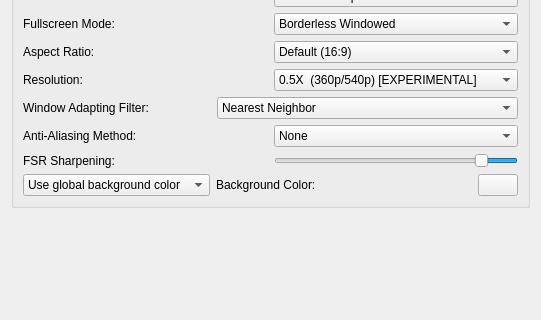
The window that src/yuzu/configuration/configure_graphics.ui (Kryptuq/Yuzu-Early-Access-files) describes before a commit, drawn with Qt 5; both pictures show x 0 to 541 and y 258 to 578 of the 541 by 759 pixel window.
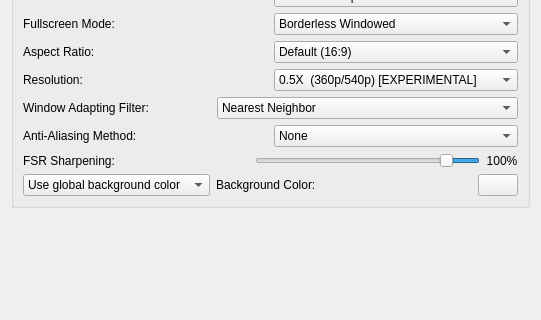
The same window after the commit.

Diff of the .ui file:
```diff
--- a/src/yuzu/configuration/configure_graphics.ui
+++ b/src/yuzu/configuration/configure_graphics.ui
@@ -152,6 +152,12 @@
      </item>
      <item>
       <widget class="QGroupBox" name="groupBox">
+       <property name="maximumSize">
+        <size>
+         <width>16777215</width>
+         <height>16777215</height>
+        </size>
+       </property>
        <property name="title">
         <string>Graphics Settings</string>
        </property>
@@ -486,6 +492,12 @@
           <property name="enabled">
            <bool>true</bool>
           </property>
+          <property name="sizePolicy">
+           <sizepolicy hsizetype="Preferred" vsizetype="Preferred">
+            <horstretch>0</horstretch>
+            <verstretch>0</verstretch>
+           </sizepolicy>
+          </property>
           <layout class="QHBoxLayout" name="horizontalLayout">
            <property name="spacing">
             <number>6</number>
@@ -515,7 +527,7 @@
            <item>
             <widget class="QSlider" name="fsr_sharpening_slider">
              <property name="sizePolicy">
-              <sizepolicy hsizetype="Preferred" vsizetype="Fixed">
+              <sizepolicy hsizetype="Preferred" vsizetype="Preferred">
                <horstretch>0</horstretch>
                <verstretch>0</verstretch>
               </sizepolicy>
@@ -534,6 +546,28 @@
              </property>
             </widget>
            </item>
+           <item>
+            <widget class="QLabel" name="fsr_sharpening_value">
+             <property name="sizePolicy">
+              <sizepolicy hsizetype="Fixed" vsizetype="Preferred">
+               <horstretch>0</horstretch>
+               <verstretch>0</verstretch>
+              </sizepolicy>
+             </property>
+             <property name="minimumSize">
+              <size>
+               <width>32</width>
+               <height>0</height>
+              </size>
+             </property>
+             <property name="text">
+              <string>100%</string>
+             </property>
+             <property name="alignment">
+              <set>Qt::AlignCenter</set>
+             </property>
+            </widget>
+           </item>
           </layout>
          </widget>
         </item>
```
Left out of the diff: 15 changed lines with no effect on the pictures.
